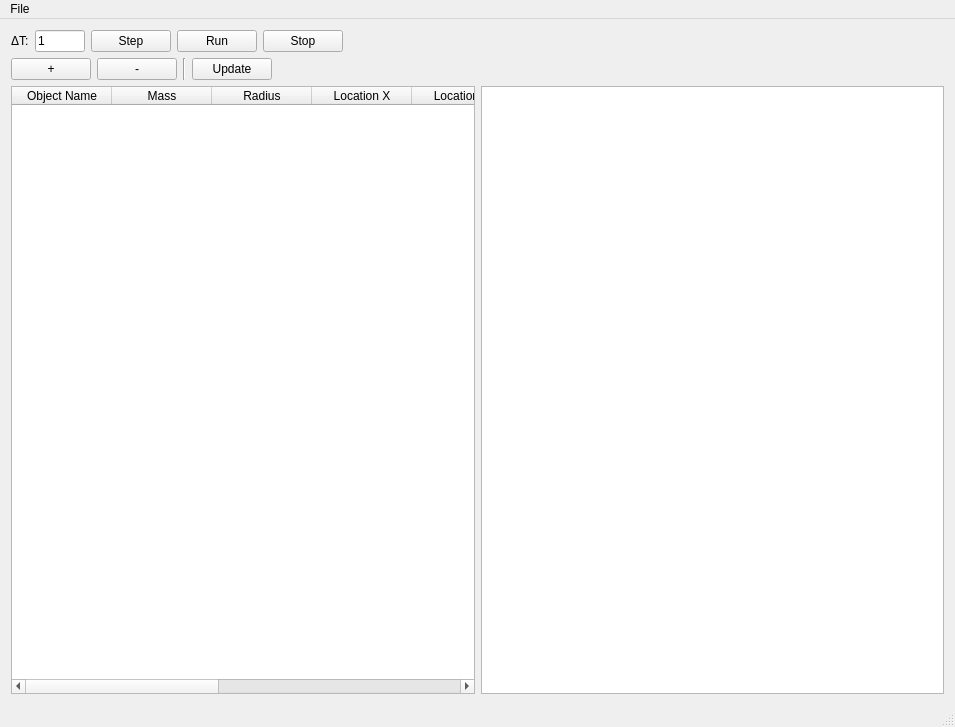
Old version of the form source/ObjectSelector/mainwindow.ui in the repository CDavantzis/GravitySimulator.
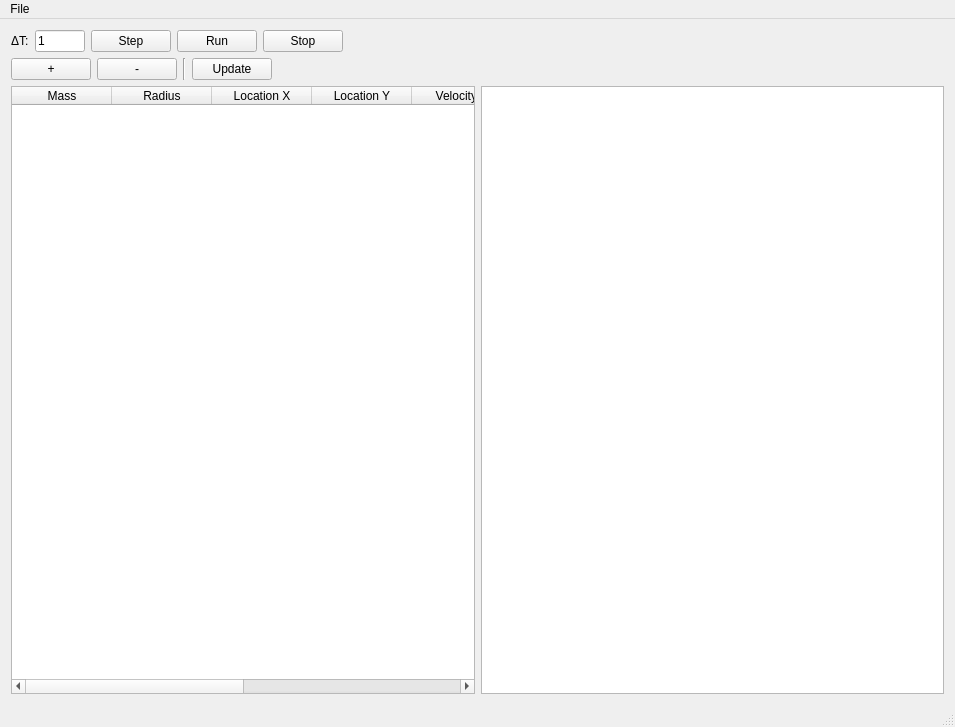
New version of the form.

Patch:
```diff
--- a/source/ObjectSelector/mainwindow.ui
+++ b/source/ObjectSelector/mainwindow.ui
@@ -190,11 +190,6 @@
           <attribute name="horizontalHeaderStretchLastSection">
            <bool>true</bool>
           </attribute>
-          <column>
-           <property name="text">
-            <string>Object Name</string>
-           </property>
-          </column>
           <column>
            <property name="text">
             <string>Mass</string>
```
